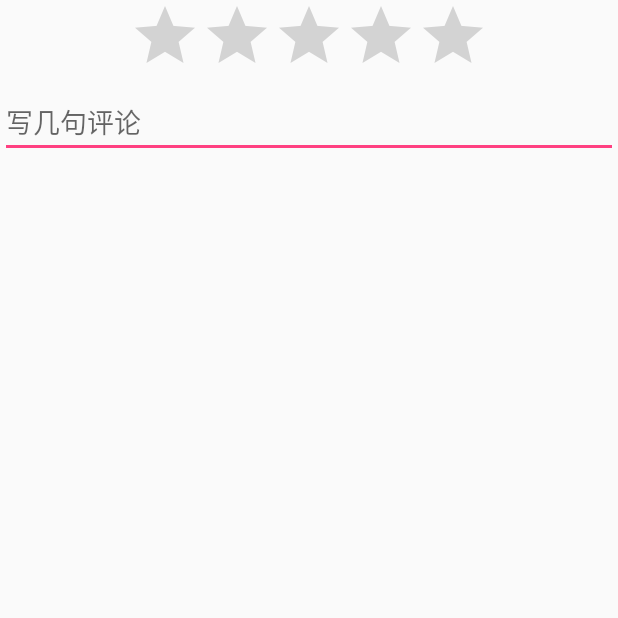
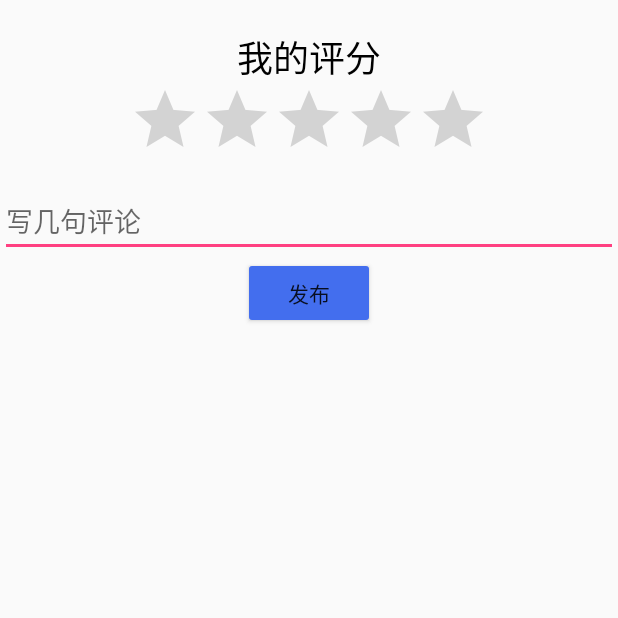
Before and after one commit to Yusei37/YuPiaoPiao, an Android app: the CinecismActivity screen opened directly, with no data from a screen before it, on a phone screen of 412 x 824 dp, the top half of it. Run offline under Robolectric (Android 15) with nearby library versions, the phone set to English and light mode, and no system bars.

Commit message:
solve the character coding problem and some update

```diff
--- a/app/src/main/java/com/example/yusei/yupiaopiao/CinecismActivity.java
+++ b/app/src/main/java/com/example/yusei/yupiaopiao/CinecismActivity.java
@@ -1,13 +1,58 @@
 package com.example.yusei.yupiaopiao;
 
+import android.content.Intent;
+import android.support.v7.app.ActionBar;
 import android.support.v7.app.AppCompatActivity;
 import android.os.Bundle;
+import android.view.MenuItem;
+import android.view.View;
+import android.widget.Button;
+import android.widget.EditText;
+import android.widget.Toast;
 
-public class CinecismActivity extends AppCompatActivity {
+public class CinecismActivity extends AppCompatActivity implements View.OnClickListener{
+
+    private EditText edt_writecomment;
+    private Button btn_publish;
+    private Movie movie;
 
     @Override
     protected void onCreate(Bundle savedInstanceState) {
         super.onCreate(savedInstanceState);
         setContentView(R.layout.activity_cinecism);
+        movie = (Movie) getIntent().getSerializableExtra("Movie");
+
+        edt_writecomment = (EditText) findViewById(R.id.edt_writecomment);
+
+        btn_publish = (Button) findViewById(R.id.btn_publish);
+        btn_publish.setOnClickListener(this);
+    }
+
+
+    @Override
+    public void onClick(View v) {
+        switch (v.getId()) {
+            case R.id.btn_publish:
+                writeComement();
+                break;
+        }
+    }
+
+    private void writeComement(){
+        CommonRequest request = new CommonRequest();
+        request.addRequestParam("MovieName", movie.getMovieName());
+        request.addRequestParam("PhoneNumber", MainActivity.currentLoginCustomer.getPhoneNumber());
+        request.addRequestParam("Comment", edt_writecomment.getText().toString());
+        new HttpPostTask(request, new ResponseHandler() {
+            @Override
+            public void success(CommonResponse response) {
+                Toast.makeText(MyApplication.getContext(), "发布成功", Toast.LENGTH_SHORT).show();
+            }
+
+            @Override
+            public void fail(String failCode, String failMsg) {
+                Toast.makeText(MyApplication.getContext(), failMsg, Toast.LENGTH_SHORT).show();
+            }
+        }).execute("http://10.0.2.2:8080/ServletTest/WriteCinecismServlet");
     }
 }
--- a/app/src/main/java/com/example/yusei/yupiaopiao/HttpPostTask.java
+++ b/app/src/main/java/com/example/yusei/yupiaopiao/HttpPostTask.java
@@ -37,7 +37,7 @@ public class HttpPostTask extends AsyncTask<String, String, String> {
             connection.setDoInput(true);
 
             DataOutputStream out = new DataOutputStream(connection.getOutputStream());
-            out.writeBytes(request.getJsonStr());
+            out.write(request.getJsonStr().getBytes("utf-8"));
             out.flush();
 
             InputStream in = connection.getInputStream();
--- a/app/src/main/java/com/example/yusei/yupiaopiao/MainActivity.java
+++ b/app/src/main/java/com/example/yusei/yupiaopiao/MainActivity.java
@@ -32,7 +32,7 @@ public class MainActivity extends AppCompatActivity implements View.OnClickListe
 
     private DrawerLayout mDrawerLayout;
 
-    private Customer currentLoginCustomer;
+    public static Customer currentLoginCustomer;
 
     @Override
     protected void onCreate(Bundle savedInstanceState) {
--- a/app/src/main/java/com/example/yusei/yupiaopiao/MovieAdapter.java
+++ b/app/src/main/java/com/example/yusei/yupiaopiao/MovieAdapter.java
@@ -70,6 +70,8 @@ public class MovieAdapter extends RecyclerView.Adapter<MovieAdapter.ViewHolder>{
             @Override
             public void onClick(View v) {
                 Toast.makeText(mContext, "购票", Toast.LENGTH_SHORT).show();
+                Intent intent = new Intent(v.getContext(), SeatActivity.class);
+                v.getContext().startActivity(intent);
             }
         });
         return holder;
--- a/app/src/main/java/com/example/yusei/yupiaopiao/TheatreAdapter.java
+++ b/app/src/main/java/com/example/yusei/yupiaopiao/TheatreAdapter.java
@@ -52,7 +52,7 @@ public class TheatreAdapter extends RecyclerView.Adapter<TheatreAdapter.ViewHold
                 int postion = holder.getAdapterPosition();
                 Theatre theatre = mTheatreList.get(postion);
                 Intent intent = new Intent(v.getContext(), FilmArrangementActivity.class);
-            //    intent.putExtra("Theatre", theatre);
+                intent.putExtra("Theatre", theatre);
             //    intent.putExtra("TheatreName",theatre.getTheatreName());
                 v.getContext().startActivity(intent);
             }
--- a/app/src/main/res/layout/activity_cinecism.xml
+++ b/app/src/main/res/layout/activity_cinecism.xml
@@ -7,6 +7,15 @@
         android:layout_width="match_parent"
         android:layout_height="match_parent"
         tools:context="com.example.yusei.yupiaopiao.CinecismActivity">
+
+    <TextView
+            android:paddingTop="20dp"
+            android:layout_width="match_parent"
+            android:layout_height="wrap_content"
+            android:text="我的评分"
+            android:textSize="24sp"
+            android:gravity="center"
+            android:textColor="#000000"/>
 
     <RatingBar
             android:id="@+id/rb"
@@ -18,10 +27,19 @@
             android:stepSize="0.5"/>
 
     <EditText
+            android:paddingTop="20dp"
             android:id="@+id/edt_writecomment"
             android:layout_width="match_parent"
             android:layout_height="wrap_content"
             android:hint="写几句评论"/>
 
+    <Button
+            android:id="@+id/btn_publish"
+            android:layout_width="wrap_content"
+            android:layout_height="wrap_content"
+            android:layout_gravity="center"
+            android:text="发布"
+            android:backgroundTint="#436EEE"/>
+
 
 </LinearLayout>
--- a/app/src/main/res/layout/activity_seat.xml
+++ b/app/src/main/res/layout/activity_seat.xml
@@ -3,11 +3,7 @@
                 xmlns:tools="http://schemas.android.com/tools"
                 xmlns:app="http://schemas.android.com/apk/res-auto"
                 android:layout_width="match_parent"
-                android:layout_height="match_parent"
-                android:paddingBottom="@dimen/activity_vertical_margin"
-                android:paddingLeft="@dimen/activity_horizontal_margin"
-                android:paddingRight="@dimen/activity_horizontal_margin"
-                android:paddingTop="@dimen/activity_vertical_margin">
+                android:layout_height="match_parent">
 
     <com.example.yusei.yupiaopiao.SeatTable
             android:id="@+id/seatView"
```
Also changed, not shown: app/src/main/java/com/example/yusei/yupiaopiao/FilmArrangementActivity.java (+4 -3 lines), app/src/main/java/com/example/yusei/yupiaopiao/MovieDetailActivity.java (+5 -2 lines), app/src/main/java/com/example/yusei/yupiaopiao/Theatre.java (+35 -35 lines).
